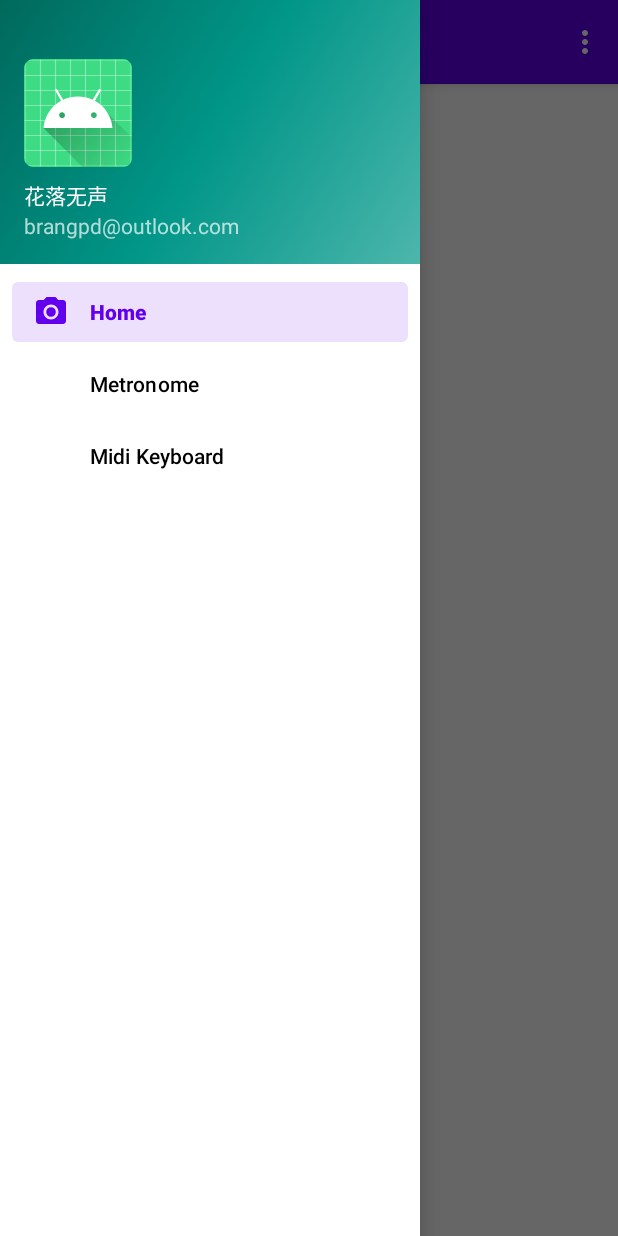
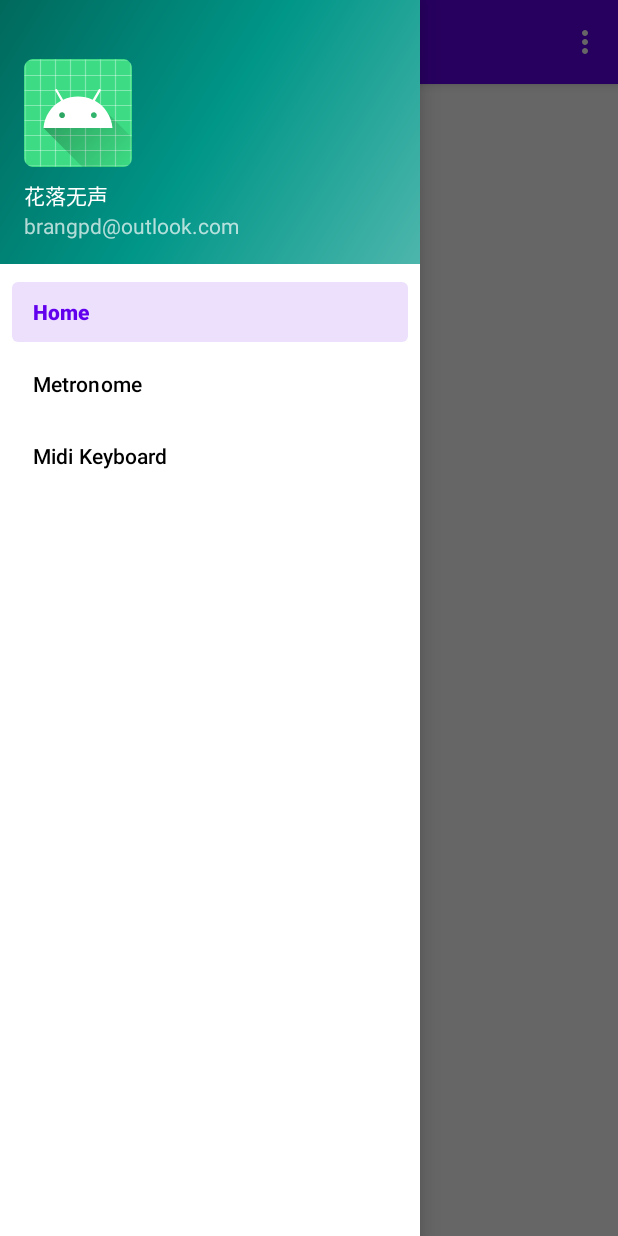
Before and after one commit to brangpd/music_tools_android, an Android app: the screen it shows after launch (MainActivity), with the side drawer open, on a phone screen of 412 x 824 dp. Run offline under Robolectric (Android 15) with nearby library versions, the phone set to English and light mode, and no system bars; our stand-ins replace navigation-ui.

Commit message:
删除主页图标。

```diff
--- a/app/src/main/res/menu/activity_main_drawer.xml
+++ b/app/src/main/res/menu/activity_main_drawer.xml
@@ -6,7 +6,6 @@
     <group android:checkableBehavior="single">
         <item
             android:id="@+id/nav_home"
-            android:icon="@drawable/ic_menu_camera"
             android:title="@string/menu_home" />
         <item
             android:id="@+id/nav_metronome"
```
